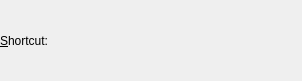
Before: the Qt Designer form kcm_hotkeys/triggers/shortcut_trigger_widget.ui in KDE/khotkeys, drawn with Qt 5.
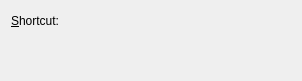
After: the same form once the commit is applied. Custom widgets are drawn as their Qt base class.

Commit message:
Remove explicit setting of margins and spacing, to get the style/platform standard.
Also align the "Command/URL" and "Shortcut" widgets towards the top, so that
they don't seem to just be stuck in the middle of a huge blank space.

The edit to the form file:
```diff
--- a/kcm_hotkeys/triggers/shortcut_trigger_widget.ui
+++ b/kcm_hotkeys/triggers/shortcut_trigger_widget.ui
@@ -10,9 +10,6 @@
    </rect>
   </property>
   <layout class="QGridLayout" name="gridLayout" >
-   <property name="margin" >
-    <number>0</number>
-   </property>
    <item row="0" column="0" >
     <widget class="QLabel" name="shortcut_label" >
      <property name="text" >
@@ -42,6 +39,19 @@
      </property>
     </spacer>
    </item>
+   <item row="1" column="0" >
+    <spacer name="verticalSpacer" >
+     <property name="orientation" >
+      <enum>Qt::Vertical</enum>
+     </property>
+     <property name="sizeHint" stdset="0" >
+      <size>
+       <width>20</width>
+       <height>6</height>
+      </size>
+     </property>
+    </spacer>
+   </item>
   </layout>
  </widget>
  <customwidgets>
```
The commit also changes 9 other files.
